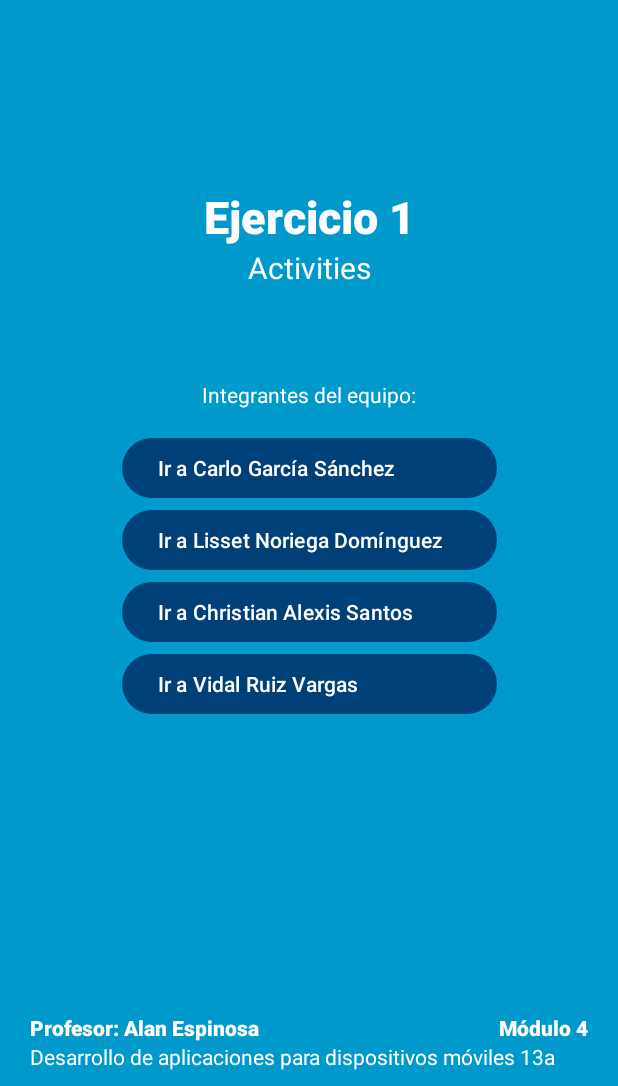
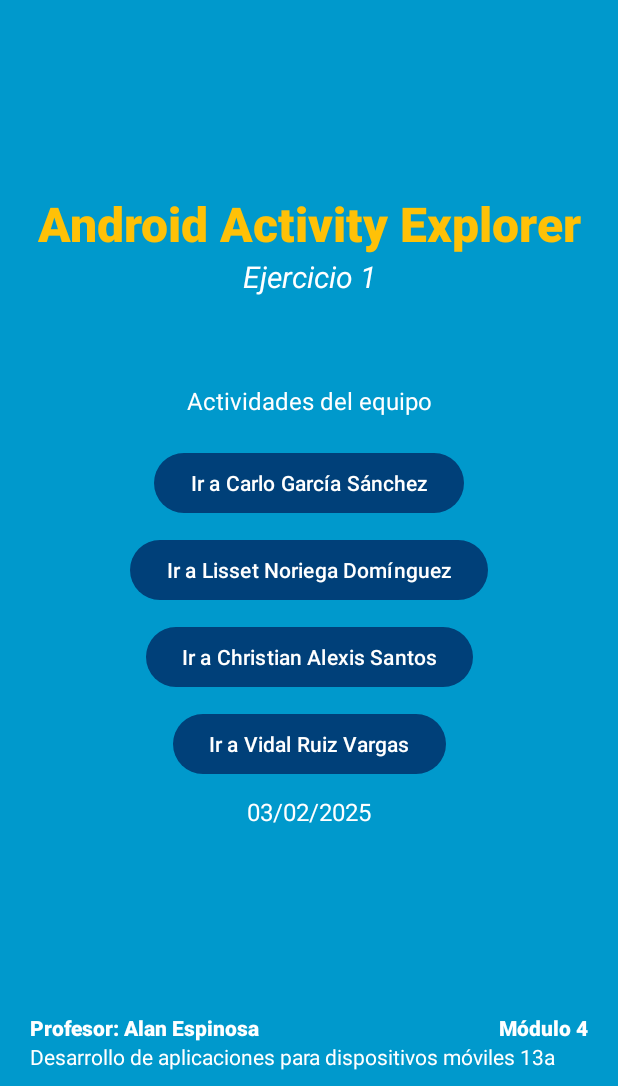
Before and after one commit to CARLOGS/AndroidModule1, an Android app: the screen it shows after launch (TeamActivity), on a phone screen of 412 x 824 dp, the part 150-1236 px from its top. Run offline under Robolectric (Android 15) with nearby library versions, the phone set to English and light mode, and no system bars.

Commit message:
Mejoras en UI: titulo, espaciado y fecha actual en text view de activity_team

```diff
--- a/app/src/main/java/com/dgtic/androidmodule1/ejercise/home/TeamActivity.kt
+++ b/app/src/main/java/com/dgtic/androidmodule1/ejercise/home/TeamActivity.kt
@@ -4,6 +4,7 @@ import android.content.Intent
 import android.graphics.Color
 import android.os.Bundle
 import android.widget.Button
+import android.widget.TextView
 import androidx.activity.enableEdgeToEdge
 import androidx.appcompat.app.AppCompatActivity
 import androidx.core.view.ViewCompat
@@ -11,6 +12,9 @@ import androidx.core.view.WindowInsetsCompat
 import com.dgtic.androidmodule1.R
 import com.dgtic.androidmodule1.ejercise.home.alexissantos.FlowActivity
 import com.dgtic.androidmodule1.ejercise.home.carlogarcia.CarloGarciaMainActivity
+import java.text.SimpleDateFormat
+import java.util.Date
+import java.util.Locale
 
 /**
  * Pantalla principal para mostrar las opciones iniciales del equipo
@@ -71,5 +75,10 @@ class TeamActivity : AppCompatActivity() {
         // Botón para ir al Activity de Vidal
         val btnVidal = findViewById<Button>(R.id.btnVidal)
         btnVidal.setBackgroundColor(Color.argb(255, 0,64,121))
+
+        //Set current date.
+        val tvDate = findViewById<TextView> (R.id.tvDate)
+        val currentDate = SimpleDateFormat("dd/MM/yyyy", Locale.getDefault()).format(Date())
+        tvDate.text = currentDate
     }
 }
--- a/app/src/main/res/layout/activity_team.xml
+++ b/app/src/main/res/layout/activity_team.xml
@@ -1,4 +1,5 @@
 <?xml version="1.0" encoding="utf-8"?>
+
 <androidx.constraintlayout.widget.ConstraintLayout xmlns:android="http://schemas.android.com/apk/res/android"
     xmlns:app="http://schemas.android.com/apk/res-auto"
     xmlns:tools="http://schemas.android.com/tools"
@@ -7,7 +8,7 @@
     android:layout_width="match_parent"
     android:layout_height="match_parent"
     tools:context=".ejercise.home.TeamActivity">
-
+    <!-- Background -->
     <View
         android:id="@+id/vBackground"
         android:layout_width="wrap_content"
@@ -16,24 +17,63 @@
         app:layout_constraintEnd_toEndOf="parent"
         app:layout_constraintStart_toStartOf="parent"
         app:layout_constraintTop_toTopOf="parent" />
-
+    <!-- Background -->
     <ImageView
         android:id="@+id/imgLogo"
-        android:layout_width="wrap_content"
+        android:layout_width="match_parent"
         android:layout_height="wrap_content"
         android:src="@drawable/logo_dgtic_color_300"
         android:layout_marginTop="5dp"
         app:layout_constraintEnd_toEndOf="parent"
         app:layout_constraintStart_toStartOf="parent"
-        app:layout_constraintTop_toTopOf="parent" />
+        app:layout_constraintTop_toTopOf="parent"
+        android:scaleType="centerInside"/>
+
+    <TextView
+        android:id="@+id/tvTitle"
+        android:text="Android Activity Explorer"
+        android:textColor="#FFC107"
+        android:fontFamily="sans-serif-black"
+        android:textSize="32dp"
+        android:layout_width="wrap_content"
+        android:layout_height="wrap_content"
+        app:layout_constraintEnd_toEndOf="parent"
+        app:layout_constraintStart_toStartOf="parent"
+        app:layout_constraintTop_toBottomOf="@+id/vBackground"
+        app:layout_constraintBottom_toTopOf="@+id/btnCarlo"/>
+
+    <TextView
+        android:id="@+id/tvSubTitle"
+        android:text="Ejercicio 1"
+        android:textColor="@color/white"
+        android:textSize="20dp"
+        android:textStyle="italic"
+        android:layout_width="wrap_content"
+        android:layout_height="wrap_content"
+        app:layout_constraintEnd_toEndOf="parent"
+        app:layout_constraintStart_toStartOf="parent"
+        app:layout_constraintTop_toBottomOf="@+id/tvTitle" />
+
+    <TextView
+        android:id="@+id/tvTeamTitle"
+        android:text="Actividades del equipo"
+        android:textSize="16sp"
+        android:layout_marginBottom="20dp"
+        android:textColor="@color/white"
+        android:layout_width="wrap_content"
+        android:layout_height="wrap_content"
+        app:layout_constraintEnd_toEndOf="parent"
+        app:layout_constraintStart_toStartOf="parent"
+        app:layout_constraintBottom_toTopOf="@+id/btnCarlo" />
+
 
     <Button
         android:text="Ir a Carlo García Sánchez"
         android:id="@+id/btnCarlo"
         android:layout_width="wrap_content"
         android:layout_height="wrap_content"
-        android:width="250dp"
-        android:textAlignment="textStart"
+        android:gravity="center"
+        android:layout_marginTop="20dp"
         app:layout_constraintEnd_toEndOf="parent"
         app:layout_constraintStart_toStartOf="parent"
         app:layout_constraintTop_toTopOf="parent"
@@ -44,8 +84,8 @@
         android:id="@+id/btnLisset"
         android:layout_width="wrap_content"
         android:layout_height="wrap_content"
-        android:width="250dp"
-        android:textAlignment="textStart"
+        android:gravity="center"
+        android:layout_marginTop="10dp"
         app:layout_constraintEnd_toEndOf="parent"
         app:layout_constraintStart_toStartOf="parent"
         app:layout_constraintTop_toBottomOf="@+id/btnCarlo" />
@@ -55,8 +95,8 @@
         android:id="@+id/btnAlxis"
         android:layout_width="wrap_content"
         android:layout_height="wrap_content"
-        android:width="250dp"
-        android:textAlignment="textStart"
+        android:gravity="center"
+        android:layout_marginTop="10dp"
         app:layout_constraintEnd_toEndOf="parent"
         app:layout_constraintStart_toStartOf="parent"
         app:layout_constraintTop_toBottomOf="@+id/btnLisset" />
@@ -66,57 +106,27 @@
         android:id="@+id/btnVidal"
         android:layout_width="wrap_content"
         android:layout_height="wrap_content"
-        android:width="250dp"
-        android:textAlignment="textStart"
+        android:gravity="center"
+        android:layout_marginTop="10dp"
         app:layout_constraintEnd_toEndOf="parent"
         app:layout_constraintStart_toStartOf="parent"
         app:layout_constraintTop_toBottomOf="@+id/btnAlxis" />
 
-    <TextView
-        android:id="@+id/tvTitle"
-        android:text="Ejercicio 1"
-        android:textColor="@color/white"
-        android:fontFamily="sans-serif-black"
-        android:textSize="30dp"
-        android:layout_width="wrap_content"
-        android:layout_height="wrap_content"
-        app:layout_constraintEnd_toEndOf="parent"
-        app:layout_constraintStart_toStartOf="parent"
-        app:layout_constraintTop_toBottomOf="@+id/vBackground"
-        app:layout_constraintBottom_toTopOf="@+id/btnCarlo"/>
+
+
 
     <TextView
-        android:id="@+id/tvSubTitle"
-        android:text="Activities"
-        android:textColor="@color/white"
-        android:textSize="20dp"
-        android:layout_width="wrap_content"
-        android:layout_height="wrap_content"
-        app:layout_constraintEnd_toEndOf="parent"
-        app:layout_constraintStart_toStartOf="parent"
-        app:layout_constraintTop_toBottomOf="@+id/tvTitle" />
-
-    <TextView
-        android:id="@+id/tvTeamTitle"
-        android:text="Integrantes del equipo:"
+        android:id="@+id/tvDate"
+        android:text="Loading date..."
+        android:textSize="16dp"
         android:textColor="@color/white"
         android:layout_width="wrap_content"
         android:layout_height="wrap_content"
-        android:layout_marginBottom="15dp"
+        android:layout_marginTop="10dp"
+        app:layout_constraintStart_toStartOf="parent"
         app:layout_constraintEnd_toEndOf="parent"
-        app:layout_constraintStart_toStartOf="parent"
-        app:layout_constraintBottom_toTopOf="@+id/btnCarlo" />
+        app:layout_constraintTop_toBottomOf="@id/btnVidal" />
 
-    <TextView
-        android:id="@+id/tvEdition"
-        android:text="Desarrollo de aplicaciones para dispositivos móviles 13a"
-        android:textColor="@color/white"
-        android:layout_width="wrap_content"
-        android:layout_height="wrap_content"
-        android:layout_marginBottom="10dp"
-        android:layout_marginStart="20dp"
-        app:layout_constraintStart_toStartOf="parent"
-        app:layout_constraintBottom_toBottomOf="parent" />
 
     <TextView
         android:id="@+id/tvFooterLeft"
@@ -139,5 +149,15 @@
         android:layout_marginEnd="20dp"
         app:layout_constraintEnd_toEndOf="parent"
         app:layout_constraintBottom_toTopOf="@+id/tvEdition" />
+    <TextView
+        android:id="@+id/tvEdition"
+        android:text="Desarrollo de aplicaciones para dispositivos móviles 13a"
+        android:textColor="@color/white"
+        android:layout_width="wrap_content"
+        android:layout_height="wrap_content"
+        android:layout_marginBottom="10dp"
+        android:layout_marginStart="20dp"
+        app:layout_constraintStart_toStartOf="parent"
+        app:layout_constraintBottom_toBottomOf="parent" />
 
 </androidx.constraintlayout.widget.ConstraintLayout>
```
Also changed, not shown: app/src/main/res/img.png (added).
